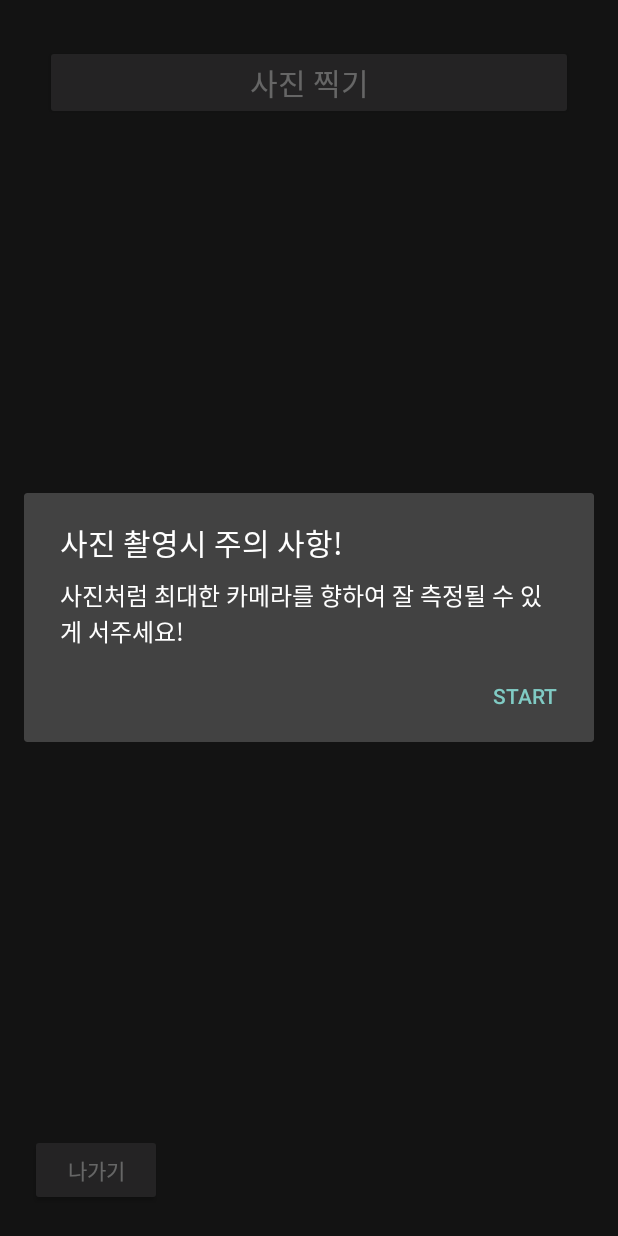
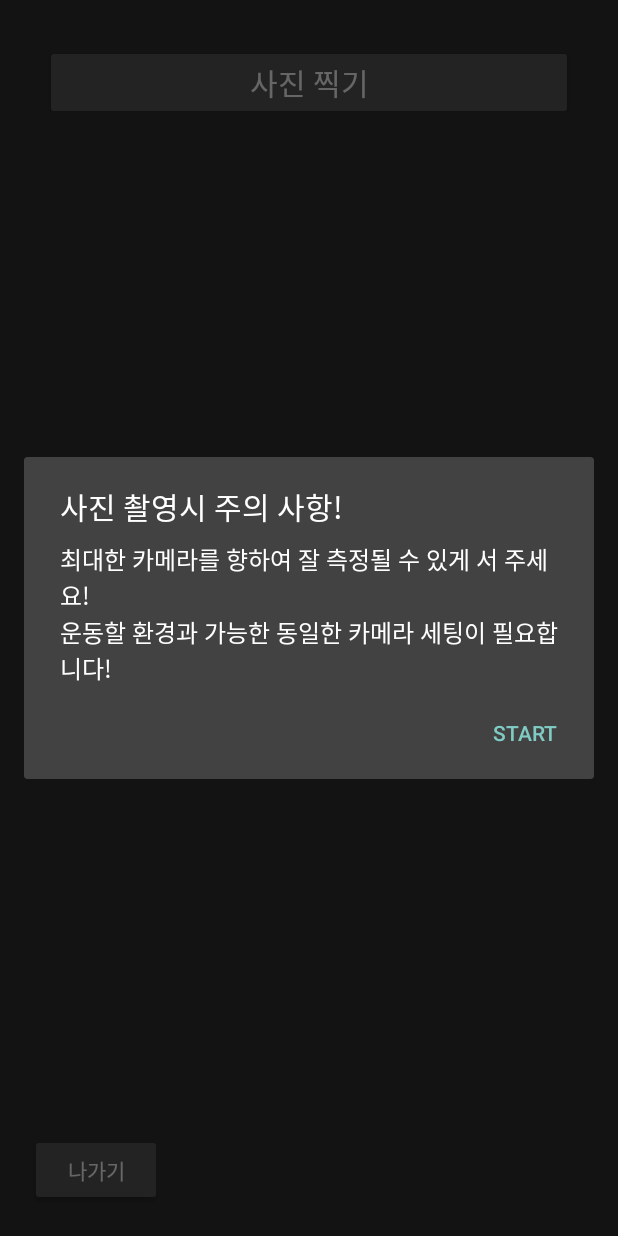
Before and after one commit to KWcapstoneExerciseCalibration/movenet_counter, an Android app: the LengthActivity screen opened directly, with no data from a screen before it, after a tap on "사진 찍기", on a phone screen of 412 x 824 dp. Run offline under Robolectric (Android 15) with nearby library versions, the phone set to English and light mode, and no system bars; 1 statement that could not run was skipped.

Commit message:
clean project

```diff
--- a/app/src/main/java/org/tensorflow/lite/examples/poseestimation/ui/length/LengthActivity.kt
+++ b/app/src/main/java/org/tensorflow/lite/examples/poseestimation/ui/length/LengthActivity.kt
@@ -186,7 +186,7 @@ class LengthActivity : AppCompatActivity() {
                 val builder = AlertDialog.Builder(this)
                 builder
                     .setTitle("사진 촬영시 주의 사항!")
-                    .setMessage("사진처럼 최대한 카메라를 향하여 잘 측정될 수 있게 서주세요!")
+                    .setMessage("최대한 카메라를 향하여 잘 측정될 수 있게 서 주세요!"+"\n"+"운동할 환경과 가능한 동일한 카메라 세팅이 필요합니다!")
                     .setPositiveButton("Start",
                         DialogInterface.OnClickListener { dialog, id ->
                             // Start 버튼 선택시 수행
```
Also changed, not shown: 1 other file.
